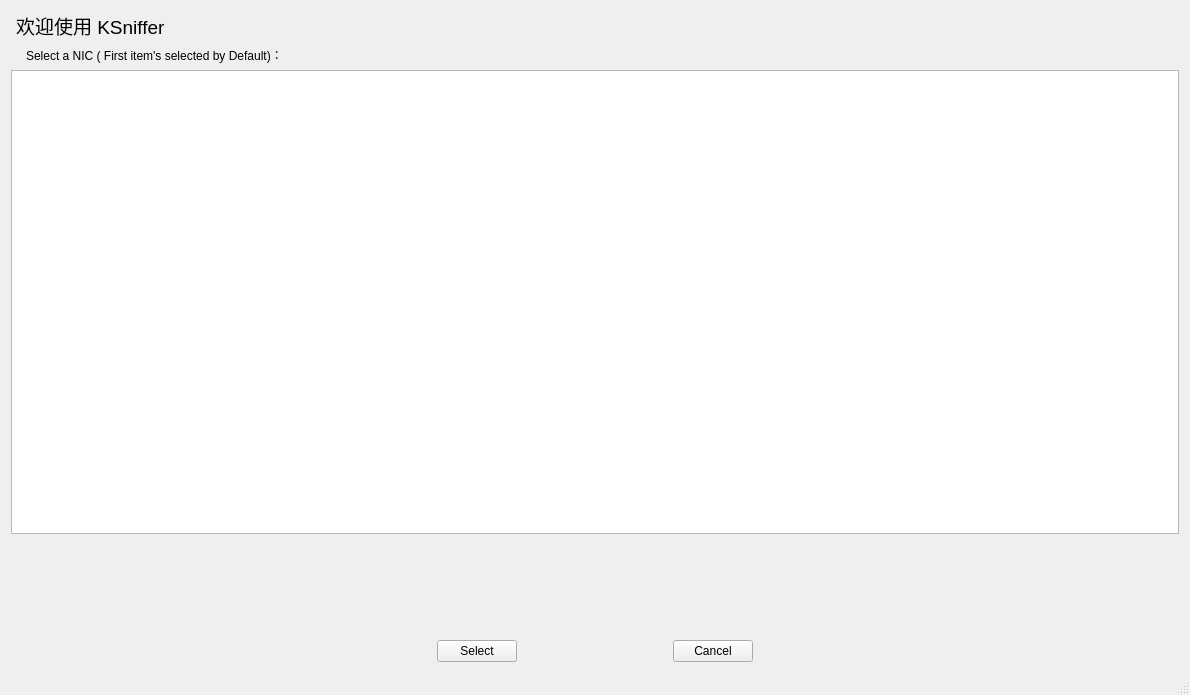
Qt form mainwindow.ui (kian98/ksniffer) before a commit.
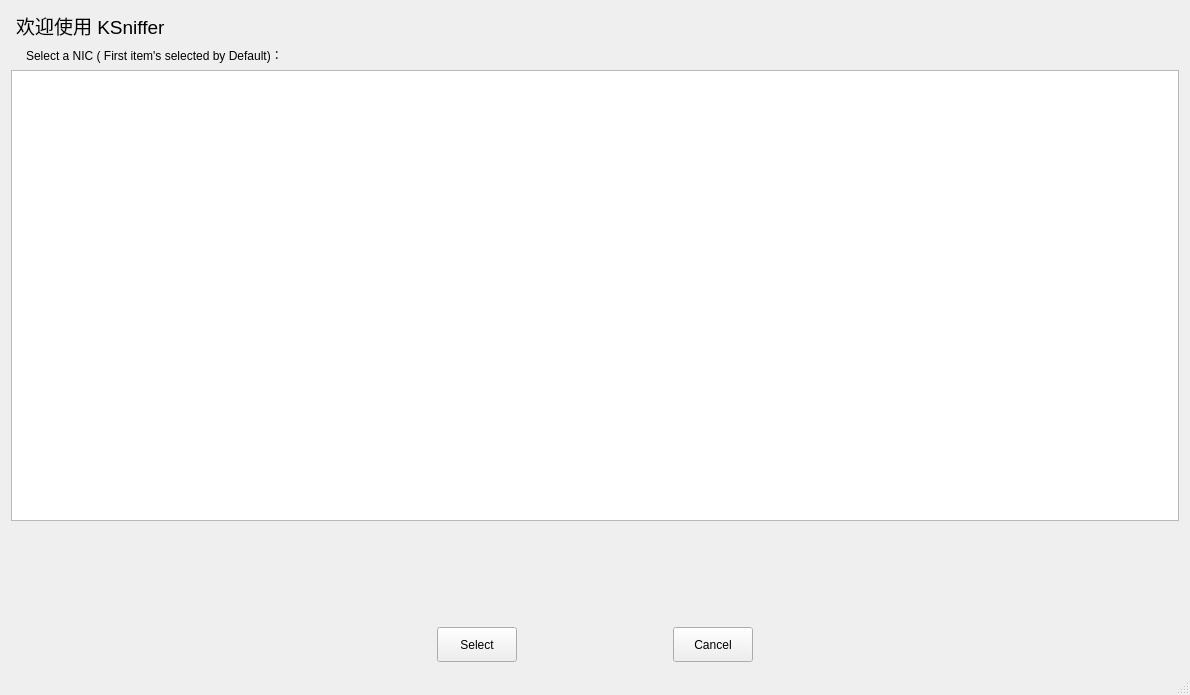
The same form after that commit. The open tabs and pages were chosen to show the change. Icons and pictures are not drawn. Custom widgets are drawn as their Qt base class.

The edit to the form file:
```diff
--- a/mainwindow.ui
+++ b/mainwindow.ui
@@ -151,6 +151,18 @@
             </item>
             <item>
              <widget class="QPushButton" name="nicSelect">
+              <property name="minimumSize">
+               <size>
+                <width>0</width>
+                <height>35</height>
+               </size>
+              </property>
+              <property name="maximumSize">
+               <size>
+                <width>16777215</width>
+                <height>35</height>
+               </size>
+              </property>
               <property name="statusTip">
                <string>选中</string>
               </property>
@@ -177,6 +189,18 @@
             </item>
             <item>
              <widget class="QPushButton" name="nicCancel">
+              <property name="minimumSize">
+               <size>
+                <width>0</width>
+                <height>35</height>
+               </size>
+              </property>
+              <property name="maximumSize">
+               <size>
+                <width>16777215</width>
+                <height>35</height>
+               </size>
+              </property>
               <property name="statusTip">
                <string>取消</string>
               </property>
```
Left out of the diff: 10 changed lines with no effect on the pictures.
